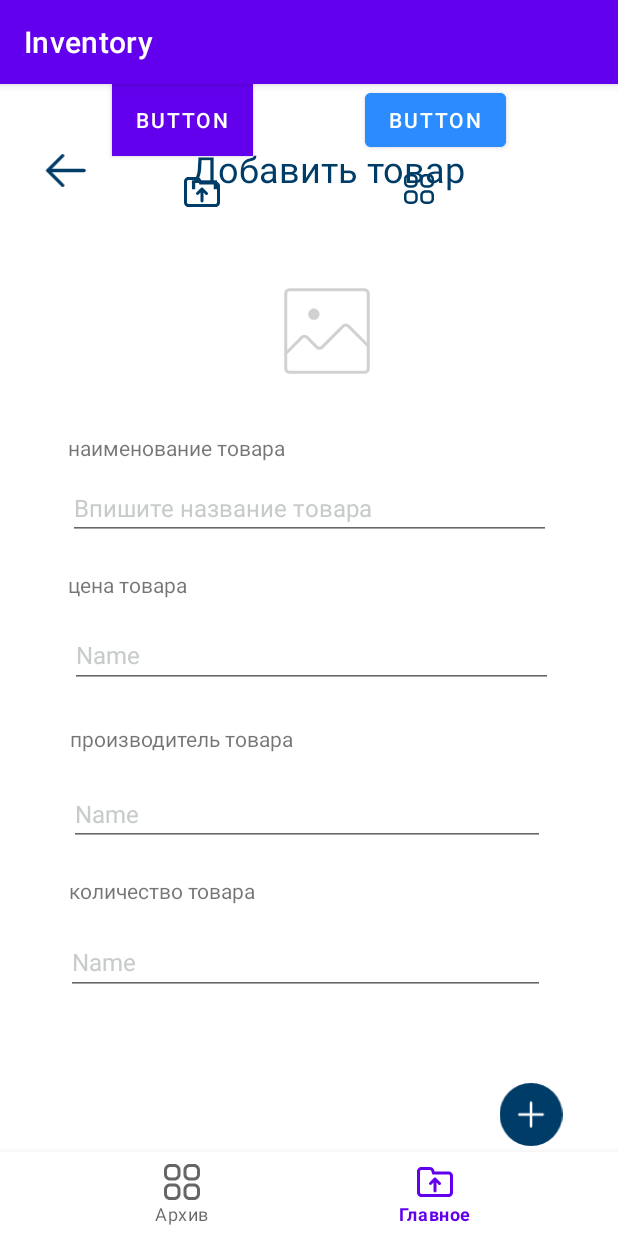
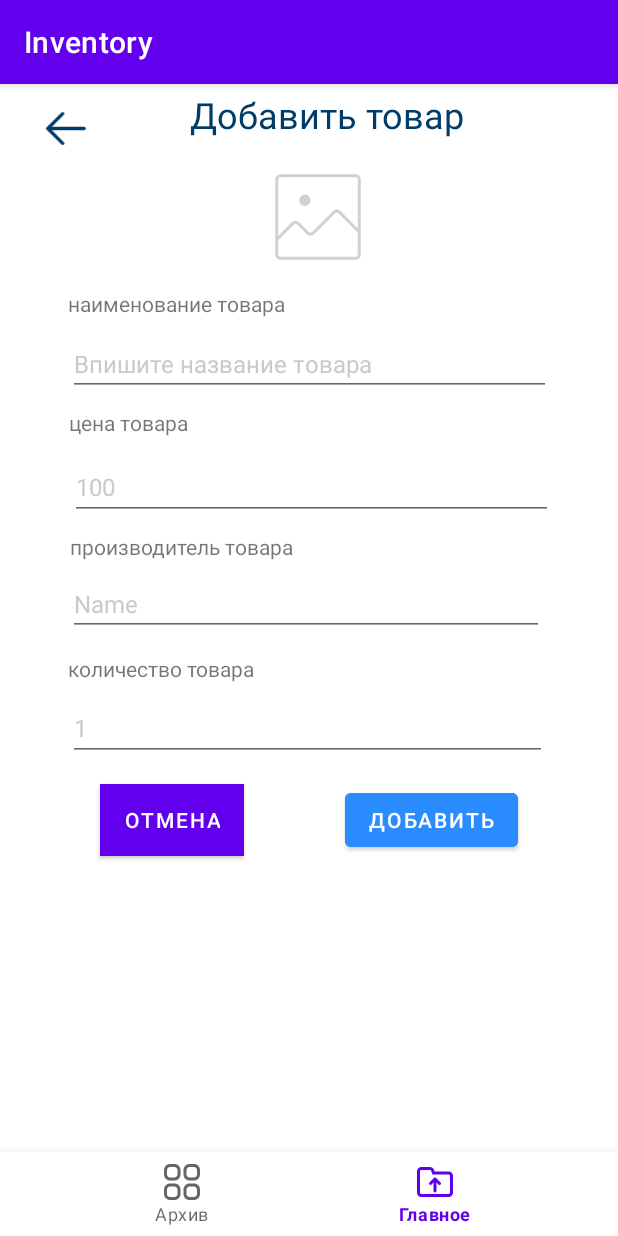
Before and after one commit to Urmaturi/Inventory, an Android app: the AddNewModelFragment screen opened through its navigation route, on a phone screen of 412 x 824 dp. Run offline under Robolectric (Android 15) with nearby library versions, the phone set to English and light mode, and no system bars; our stand-ins replace Room's generated code, data binding, navigation-ui; Roboto replaces fonts that are not available here.

Commit message:
add viewModel

```diff
--- a/app/src/main/java/com/example/inventory/AddNewModelFragment.kt
+++ /dev/null
@@ -1,35 +0,0 @@
-package com.example.inventory
-
-import android.os.Bundle
-import androidx.fragment.app.Fragment
-import android.view.LayoutInflater
-import android.view.View
-import android.view.ViewGroup
-import androidx.databinding.DataBindingUtil
-
-class AddNewModelFragment : Fragment() {
-
-
-    override fun onCreate(savedInstanceState: Bundle?) {
-        super.onCreate(savedInstanceState)
-        arguments?.let {
-
-        }
-    }
-
-
-    override fun onViewCreated(view: View, savedInstanceState: Bundle?) {
-        super.onViewCreated(view, savedInstanceState)
-
-
-    }
-
-    override fun onCreateView(
-        inflater: LayoutInflater, container: ViewGroup?,
-        savedInstanceState: Bundle?
-    ): View? {
-
-        return inflater.inflate(R.layout.fragment_add_new_model, container, false)
-    }
-
-}
--- a/app/src/main/java/com/example/inventory/InventoryFragment.kt
+++ /dev/null
@@ -1,85 +0,0 @@
-package com.example.inventory
-
-import android.os.Bundle
-import androidx.fragment.app.Fragment
-import android.view.LayoutInflater
-import android.view.View
-import android.view.ViewGroup
-import androidx.databinding.DataBindingUtil
-import androidx.lifecycle.ViewModelProvider
-import androidx.navigation.fragment.NavHostFragment
-import androidx.recyclerview.widget.GridLayoutManager
-import androidx.recyclerview.widget.RecyclerView
-import com.example.inventory.database.Goods
-import com.example.inventory.databinding.FragmentInventoryBinding
-import kotlinx.android.synthetic.main.activity_main.*
-import kotlinx.android.synthetic.main.fragment_add_new_model.view.*
-import kotlinx.android.synthetic.main.fragment_inventory.*
-import kotlinx.android.synthetic.main.fragment_inventory.view.*
-import kotlinx.android.synthetic.main.fragment_inventory_archive.*
-
-class InventoryFragment : Fragment() {
-
-    private lateinit var adapterOld: ItemAdapter
-    private var dataList = mutableListOf<DataModel>()
-
-    lateinit var binding: FragmentInventoryBinding
-    lateinit var recyclerView: RecyclerView
-    lateinit var adapter: RecyclerAdapter
-
-
-    override fun onCreate(savedInstanceState: Bundle?) {
-        super.onCreate(savedInstanceState)
-        arguments?.let {
-
-        }
-    }
-
-    override fun onCreateView(
-        inflater: LayoutInflater, container: ViewGroup?,
-        savedInstanceState: Bundle?
-    ): View? {
-
-        binding = FragmentInventoryBinding.inflate(inflater, container, false)
-        return binding.root
-    }
-
-    override fun onViewCreated(view: View, savedInstanceState: Bundle?) {
-
-        super.onViewCreated(view, savedInstanceState)
-        init()
-
-//        recyclerViewHome.layoutManager = GridLayoutManager(view.context, 2)
-//
-//        adapter = ItemAdapter(view.context)
-//        recyclerViewHome.adapter = adapter
-//        dataList.add(DataModel("Shinamo 6000", 200, "Nike", 50, R.drawable.image1))
-//        dataList.add(DataModel("Shinamo 6000", 200, "Nike", 50, R.drawable.image2))
-//        dataList.add(DataModel("Shinamo 6000", 200, "Nike", 50, R.drawable.image1))
-//        dataList.add(DataModel("Shinamo 6000", 200, "Nike", 50, R.drawable.image2))
-//        dataList.add(DataModel("Shinamo 6000", 200, "Nike", 50, R.drawable.image1))
-//        dataList.add(DataModel("Shinamo 6000", 200, "Nike", 50, R.drawable.image2))
-//        dataList.add(DataModel("Shinamo 6000", 200, "Nike", 50, R.drawable.image1))
-//        dataList.add(DataModel("Shinamo 6000", 200, "Nike", 50, R.drawable.image2))
-//        adapter.setDataList(dataList)
-    }
-
-    private fun init() {
-        val viewModel = ViewModelProvider(this)[FragmentInventoryViewModel::class.java]
-        viewModel.initDataBase()
-        recyclerView = binding.recyclerViewHome
-        adapter = RecyclerAdapter()
-        recyclerView.adapter = adapter
-        viewModel.getAllGoods().observe(viewLifecycleOwner) { dataList ->
-            dataList.asReversed()
-            adapter.setListData(dataList)
-
-        }
-
-
-        binding.imageViewAddNewModel.setOnClickListener {
-            APP.
-
-        }
-    }
-}
--- a/app/src/main/java/com/example/inventory/RecyclerAdapter.kt
+++ b/app/src/main/java/com/example/inventory/RecyclerAdapter.kt
@@ -4,6 +4,7 @@ import android.annotation.SuppressLint
 import android.view.LayoutInflater
 import android.view.View
 import android.view.ViewGroup
+import android.widget.Toast
 import androidx.recyclerview.widget.RecyclerView
 import com.example.inventory.database.Goods
 import kotlinx.android.synthetic.main.custom_grid_layout.view.*
--- a/app/src/main/java/com/example/inventory/database/GoodsDataBaseDao.kt
+++ b/app/src/main/java/com/example/inventory/database/GoodsDataBaseDao.kt
@@ -7,8 +7,8 @@ import androidx.room.*
 interface GoodsDataBaseDao {
     @Insert(onConflict =  OnConflictStrategy.IGNORE) fun insert(goods: Goods)
     @Update fun update(goods: Goods)
-    @Query("SELECT * FROM goods_in_the_store_table WHERE goodId= :key")   fun getGoodItem(key: Long): Goods
-    @Query("DELETE FROM goods_in_the_store_table  WHERE goodId= :key")    fun deleteItem(key: Long): Goods
+    @Query("SELECT * FROM goods_in_the_store_table WHERE goodId = :key")   fun getGoodItem(key: Long): Goods
+    @Query("DELETE FROM goods_in_the_store_table  WHERE goodId = :key")    fun deleteItem(key: Long)
     @Query("SELECT * FROM goods_in_the_store_table WHERE archive_of_goods='false' ORDER BY goodId DESC")    fun getAllGoods(): LiveData<List<Goods>>
     @Query("SELECT * FROM goods_in_the_store_table WHERE archive_of_goods='true' ORDER BY goodId DESC")    fun getAllGoodsInArchive(): LiveData<List<Goods>>
 }
--- a/app/src/main/java/com/example/inventory/database/InventoryDataBase.kt
+++ b/app/src/main/java/com/example/inventory/database/InventoryDataBase.kt
@@ -7,8 +7,9 @@ import androidx.room.RoomDatabase
 
 
 @Database(entities = [Goods::class], version = 1, exportSchema = false)
+
 abstract class InventoryDataBase : RoomDatabase() {
-    abstract fun goodsDao(): GoodsDataBaseDao
+    abstract fun getGoodsDao(): GoodsDataBaseDao
 
     companion object {
         private var database: InventoryDataBase? = null
--- a/app/src/main/java/com/example/inventory/FragmentInventoryViewModel.kt
+++ b/app/src/main/java/com/example/inventory/startGods/FragmentInventoryViewModel.kt
@@ -1,8 +1,9 @@
-package com.example.inventory
+package com.example.inventory.startGods
 
 import android.app.Application
 import androidx.lifecycle.AndroidViewModel
 import androidx.lifecycle.LiveData
+import com.example.inventory.REPOSITORY
 import com.example.inventory.database.Goods
 import com.example.inventory.database.InventoryDataBase
 import com.example.inventory.repository.BaseRealization
@@ -10,7 +11,7 @@ import com.example.inventory.repository.BaseRealization
 class FragmentInventoryViewModel(application: Application) : AndroidViewModel(application) {
     val contex = application
     fun initDataBase() {
-        val daoGoods = InventoryDataBase.getInstance(contex).goodsDao()
+        val daoGoods = InventoryDataBase.getInstance(contex).getGoodsDao()
         REPOSITORY = BaseRealization(daoGoods)
     }
 
--- /dev/null
+++ b/app/src/main/java/com/example/inventory/startGods/InventoryFragment.kt
@@ -0,0 +1,64 @@
+package com.example.inventory.startGods
+
+import android.os.Bundle
+import androidx.fragment.app.Fragment
+import android.view.LayoutInflater
+import android.view.View
+import android.view.ViewGroup
+import androidx.lifecycle.ViewModelProvider
+import androidx.navigation.findNavController
+import androidx.recyclerview.widget.RecyclerView
+import com.example.inventory.APP
+import com.example.inventory.DataModel
+import com.example.inventory.R
+import com.example.inventory.RecyclerAdapter
+import com.example.inventory.databinding.FragmentInventoryBinding
+
+class InventoryFragment : Fragment() {
+
+
+    private var dataList = mutableListOf<DataModel>()
+
+    lateinit var binding: FragmentInventoryBinding
+    lateinit var recyclerView: RecyclerView
+    lateinit var adapter: RecyclerAdapter
+
+
+    override fun onCreate(savedInstanceState: Bundle?) {
+        super.onCreate(savedInstanceState)
+        arguments?.let {
+
+        }
+    }
+
+    override fun onCreateView(
+        inflater: LayoutInflater, container: ViewGroup?,
+        savedInstanceState: Bundle?
+    ): View? {
+
+        binding = FragmentInventoryBinding.inflate(inflater, container, false)
+        return binding.root
+    }
+
+    override fun onViewCreated(view: View, savedInstanceState: Bundle?) {
+
+        super.onViewCreated(view, savedInstanceState)
+              init()
+
+        binding.btnAddNewGoods.setOnClickListener {
+            val navController = APP.findNavController(R.id.nav_host_fragment)
+            navController.navigate(R.id.action_navi_inventory_main_to_navi_add_model)
+        }
+    }
+
+    private fun init() {
+        val viewModel = ViewModelProvider(this).get(FragmentInventoryViewModel::class.java)
+        viewModel.initDataBase()
+        recyclerView = binding.recyclerViewHome
+        adapter = RecyclerAdapter()
+        recyclerView.adapter = adapter
+        viewModel.getAllGoods().observe(viewLifecycleOwner, { dataList ->
+            adapter.setListData(dataList.asReversed())
+        })
+    }
+}
--- a/app/src/main/res/layout/activity_main.xml
+++ b/app/src/main/res/layout/activity_main.xml
@@ -32,15 +32,7 @@
         app:menu="@menu/bottom_menu_nav"
         />
 
-        <ImageView
-            android:id="@+id/imageViewAddNewModel"
-            android:layout_width="52dp"
-            android:layout_height="42dp"
-            android:layout_marginEnd="32dp"
-            android:layout_marginBottom="60dp"
-            android:src="@drawable/ic_add_new_product"
-            app:layout_constraintBottom_toBottomOf="parent"
-            app:layout_constraintEnd_toEndOf="parent" />
+
 
     <!--    <androidx.recyclerview.widget.RecyclerView-->
     <!--        android:id="@+id/recyclerView"-->
--- a/app/src/main/res/layout/fragment_add_new_model.xml
+++ b/app/src/main/res/layout/fragment_add_new_model.xml
@@ -6,14 +6,16 @@
     <data>
         <variable
             name="AddViewModel"
-            type="com.example.inventory.AddNewModelFragment" />
+            type="com.example.inventory.addNewGods.AddNewModelFragment" />
 
     </data>
+
+
 
     <androidx.constraintlayout.widget.ConstraintLayout
         android:layout_width="match_parent"
         android:layout_height="match_parent"
-        tools:context=".AddNewModelFragment">
+        tools:context=".addNewGods.AddNewModelFragment">
 
 
         <TextView
@@ -21,21 +23,21 @@
             android:layout_width="wrap_content"
             android:layout_height="wrap_content"
             android:layout_marginStart="52dp"
-            android:layout_marginTop="40dp"
+            android:layout_marginTop="4dp"
             android:text="Добавить товар"
             android:textColor=" #003C68"
             android:textSize="24sp"
             app:layout_constraintEnd_toEndOf="parent"
-            app:layout_constraintHorizontal_bias="0.03"
-            app:layout_constraintStart_toEndOf="@+id/imageView3"
+            app:layout_constraintHorizontal_bias="0.028"
+            app:layout_constraintStart_toEndOf="@+id/imageViewGoBack"
             app:layout_constraintTop_toTopOf="parent" />
 
         <ImageView
-            android:id="@+id/imageView3"
+            android:id="@+id/imageViewGoBack"
             android:layout_width="56dp"
             android:layout_height="51dp"
             android:layout_marginStart="16dp"
-            android:layout_marginTop="32dp"
+            android:layout_marginTop="4dp"
             android:src="@drawable/ic_info_go_to_back"
             app:layout_constraintStart_toStartOf="parent"
             app:layout_constraintTop_toTopOf="parent" />
@@ -44,10 +46,10 @@
             android:id="@+id/imageViewNewImg"
             android:layout_width="wrap_content"
             android:layout_height="wrap_content"
-            android:layout_marginTop="52dp"
+            android:layout_marginTop="12dp"
             android:src="@drawable/ic_imagesquare"
             app:layout_constraintEnd_toEndOf="parent"
-            app:layout_constraintHorizontal_bias="0.537"
+            app:layout_constraintHorizontal_bias="0.519"
             app:layout_constraintStart_toStartOf="parent"
             app:layout_constraintTop_toBottomOf="@+id/textViewAddNewTovar" />
 
@@ -55,15 +57,15 @@
             android:id="@+id/textView2"
             android:layout_width="wrap_content"
             android:layout_height="wrap_content"
-            android:layout_marginTop="28dp"
+            android:layout_marginTop="8dp"
             android:text="наименование товара"
             app:layout_constraintEnd_toEndOf="parent"
             app:layout_constraintHorizontal_bias="0.0"
-            app:layout_constraintStart_toStartOf="@+id/editTextNewTovar"
+            app:layout_constraintStart_toStartOf="@+id/editTextName"
             app:layout_constraintTop_toBottomOf="@+id/imageViewNewImg" />
 
         <EditText
-            android:id="@+id/editTextNewTovar"
+            android:id="@+id/editTextName"
             android:layout_width="322dp"
             android:layout_height="40dp"
             android:layout_marginTop="12dp"
@@ -81,33 +83,33 @@
             android:id="@+id/textView3"
             android:layout_width="wrap_content"
             android:layout_height="wrap_content"
-            android:layout_marginTop="20dp"
+            android:layout_marginTop="8dp"
             android:text="цена товара"
             app:layout_constraintEnd_toEndOf="parent"
-            app:layout_constraintHorizontal_bias="0.0"
-            app:layout_constraintStart_toStartOf="@+id/editTextNewTovar"
-            app:layout_constraintTop_toBottomOf="@+id/editTextNewTovar" />
+            app:layout_constraintHorizontal_bias="0.003"
+            app:layout_constraintStart_toStartOf="@+id/editTextName"
+            app:layout_constraintTop_toBottomOf="@+id/editTextName" />
 
         <EditText
             android:id="@+id/editTextProductCost"
             android:layout_width="322dp"
             android:layout_height="43dp"
-            android:layout_marginTop="16dp"
+            android:layout_marginTop="12dp"
             android:ems="10"
-            android:inputType="textPersonName"
-            android:text="Name"
+            android:inputType="number"
+            android:text="100"
+            android:textColor="#C7CBCB"
+            android:textSize="16sp"
             app:layout_constraintEnd_toEndOf="parent"
             app:layout_constraintHorizontal_bias="0.516"
             app:layout_constraintStart_toStartOf="parent"
-            app:layout_constraintTop_toBottomOf="@+id/textView3"
-            android:textSize="16sp"
-            android:textColor="#C7CBCB" />
+            app:layout_constraintTop_toBottomOf="@+id/textView3" />
 
         <TextView
             android:id="@+id/textViewFirm"
             android:layout_width="wrap_content"
             android:layout_height="wrap_content"
-            android:layout_marginTop="24dp"
+            android:layout_marginTop="8dp"
             android:text="производитель товара"
             app:layout_constraintEnd_toEndOf="parent"
             app:layout_constraintHorizontal_bias="0.0"
@@ -118,22 +120,22 @@
             android:id="@+id/editTextManufacturer"
             android:layout_width="317dp"
             android:layout_height="42dp"
-            android:layout_marginTop="20dp"
+            android:layout_marginTop="8dp"
             android:ems="10"
             android:inputType="textPersonName"
             android:text="Name"
+            android:textColor="#C7CBCB"
+            android:textSize="16sp"
             app:layout_constraintEnd_toEndOf="parent"
-            app:layout_constraintHorizontal_bias="0.489"
+            app:layout_constraintHorizontal_bias="0.478"
             app:layout_constraintStart_toStartOf="parent"
-            app:layout_constraintTop_toBottomOf="@+id/textViewFirm"
-            android:textSize="16sp"
-            android:textColor="#C7CBCB" />
+            app:layout_constraintTop_toBottomOf="@+id/textViewFirm" />
 
         <TextView
             android:id="@+id/textView5"
             android:layout_width="wrap_content"
             android:layout_height="wrap_content"
-            android:layout_marginTop="20dp"
+            android:layout_marginTop="12dp"
             android:text="количество товара"
             app:layout_constraintEnd_toEndOf="parent"
             app:layout_constraintHorizontal_bias="0.0"
@@ -144,66 +146,52 @@
             android:id="@+id/editTextNumber"
             android:layout_width="319dp"
             android:layout_height="44dp"
-            android:layout_marginTop="16dp"
+            android:layout_marginTop="8dp"
             android:ems="10"
-            android:inputType="textPersonName"
-            android:text="Name"
+            android:inputType="number"
+            android:text="1"
+            android:textColor="#C7CBCB"
+            android:textSize="16sp"
             app:layout_constraintEnd_toEndOf="parent"
-            app:layout_constraintHorizontal_bias="0.478"
+            app:layout_constraintHorizontal_bias="0.489"
             app:layout_constraintStart_toStartOf="parent"
-            app:layout_constraintTop_toBottomOf="@+id/textView5"
-            android:textSize="16sp"
-            android:textColor="#C7CBCB" />
+            app:layout_constraintTop_toBottomOf="@+id/textView5" />
 
         <Button
-            android:id="@+id/button"
+            android:id="@+id/buttonCancel"
             android:layout_width="wrap_content"
             android:layout_height="wrap_content"
             android:background=" #FFFFFF"
             android:backgroundTint="#FFFFFF"
-            android:text="Button"
+            android:text="Отмена"
             android:textColor=" #FFFFFF"
             android:textColorHighlight=" #FFFFFF"
             android:textColorHint=" #FFFFFF"
             android:textColorLink=" #FFFFFF"
-            app:layout_constraintEnd_toStartOf="@+id/button2"
+            app:layout_constraintBottom_toBottomOf="parent"
+            app:layout_constraintEnd_toStartOf="@+id/buttonAdd"
             app:layout_constraintHorizontal_bias="0.5"
             app:layout_constraintStart_toStartOf="parent"
-            tools:layout_editor_absoluteY="615dp" />
+            app:layout_constraintTop_toBottomOf="@+id/editTextNumber"
+            app:layout_constraintVertical_bias="0.056" />
 
         <Button
-            android:id="@+id/button2"
+            android:id="@+id/buttonAdd"
             android:layout_width="wrap_content"
             android:layout_height="wrap_content"
             android:backgroundTint="#2A8CFF"
-            android:text="Button"
+            android:text="Добавить"
             app:layout_constraintEnd_toEndOf="parent"
             app:layout_constraintHorizontal_bias="0.5"
-            app:layout_constraintStart_toEndOf="@+id/button"
-            app:layout_constraintTop_toTopOf="@+id/button"
+            app:layout_constraintStart_toEndOf="@+id/buttonCancel"
+            app:layout_constraintTop_toTopOf="@+id/buttonCancel"
             app:strokeColor="#FFFFFF" />
 
-        <ImageView
-            android:id="@+id/imageView5"
-            android:layout_width="wrap_content"
-            android:layout_height="wrap_content"
-            android:src="@drawable/ic_archive_icon"
-            app:layout_constraintEnd_toEndOf="parent"
-            app:layout_constraintHorizontal_bias="0.5"
-            app:layout_constraintStart_toEndOf="@+id/imageView6"
-            app:layout_constraintTop_toTopOf="@+id/imageView6" />
 
-        <ImageView
-            android:id="@+id/imageView6"
-            android:layout_width="wrap_content"
-            android:layout_height="wrap_content"
-            android:layout_marginTop="12dp"
-            android:src="@drawable/ic_main_menu"
-            app:layout_constraintEnd_toStartOf="@+id/imageView5"
-            app:layout_constraintHorizontal_bias="0.5"
-            app:layout_constraintStart_toStartOf="parent"
-            app:layout_constraintTop_toBottomOf="@+id/button" />
 
 
     </androidx.constraintlayout.widget.ConstraintLayout>
+
+
+
 </layout>
--- a/app/src/main/res/navigation/nav_graph.xml
+++ b/app/src/main/res/navigation/nav_graph.xml
@@ -8,7 +8,7 @@
 
     <fragment
         android:id="@+id/navi_add_model"
-        android:name="com.example.inventory.AddNewModelFragment"
+        android:name="com.example.inventory.addNewGods.AddNewModelFragment"
         android:label="fragment_new_oop"
         tools:layout="@layout/fragment_add_new_model" >
         <action
@@ -18,7 +18,7 @@
 
     <fragment
         android:id="@+id/navi_inventory_main"
-        android:name="com.example.inventory.InventoryFragment"
+        android:name="com.example.inventory.startGods.InventoryFragment"
         android:label="fragment_new_oop"
         tools:layout="@layout/fragment_inventory" >
         <action
@@ -31,7 +31,7 @@
 
     <fragment
         android:id="@+id/navi_inventoy_arhive"
-        android:name="com.example.inventory.InventoryArchiveFragment"
+        android:name="com.example.inventory.ArchiveGoods.InventoryArchiveFragment"
         android:label="fragment_new_archive"
         tools:layout="@layout/fragment_inventory_archive" >
         <action
```
Also changed, not shown: app/build.gradle (+15 -5 lines), app/src/main/java/com/example/inventory/ArchiveGoods/InventoryArchiveFragment.kt (renamed from app/src/main/java/com/example/inventory/InventoryArchiveFragment.kt, +5 -4 lines), app/src/main/java/com/example/inventory/addNewGods/AddNewGoodsViewModel.kt (added, +18 -0 lines), app/src/main/java/com/example/inventory/addNewGods/AddNewModelFragment.kt (added, +102 -0 lines), app/src/main/java/com/example/inventory/database/Goods.kt (+6 -6 lines), app/src/main/res/drawable/ic_baseline_add_24.xml (added, +10 -0 lines), app/src/main/res/layout/fragment_inventory.xml (+9 -8 lines), app/src/main/res/layout/fragment_inventory_archive.xml (+16 -13 lines).
